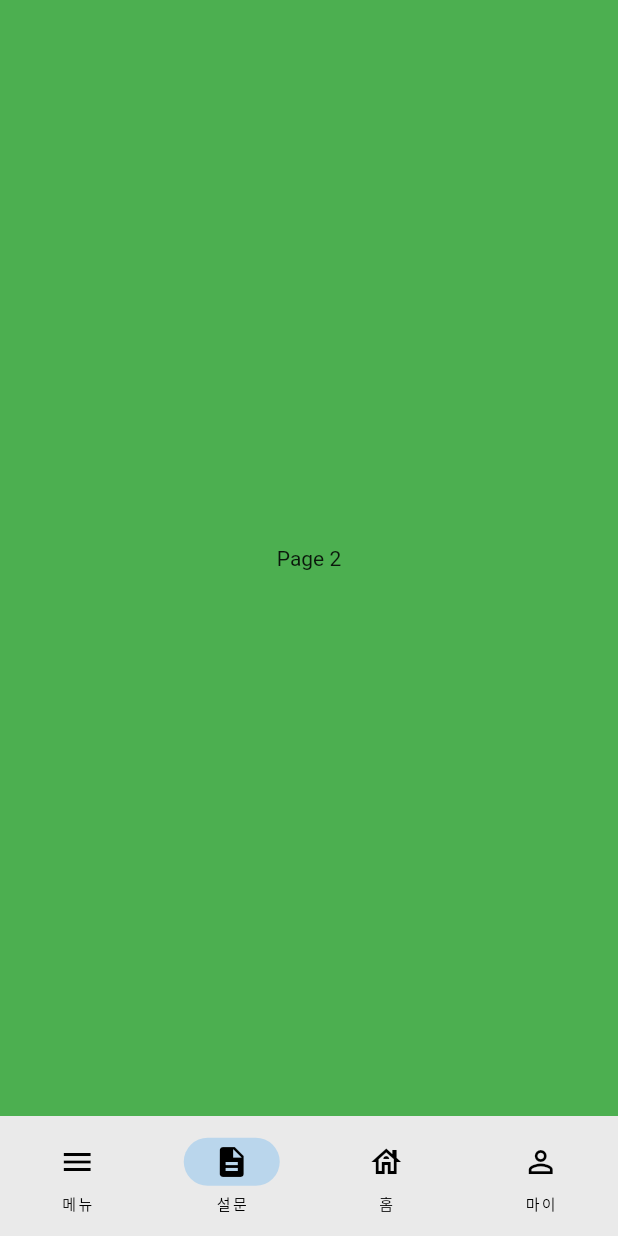
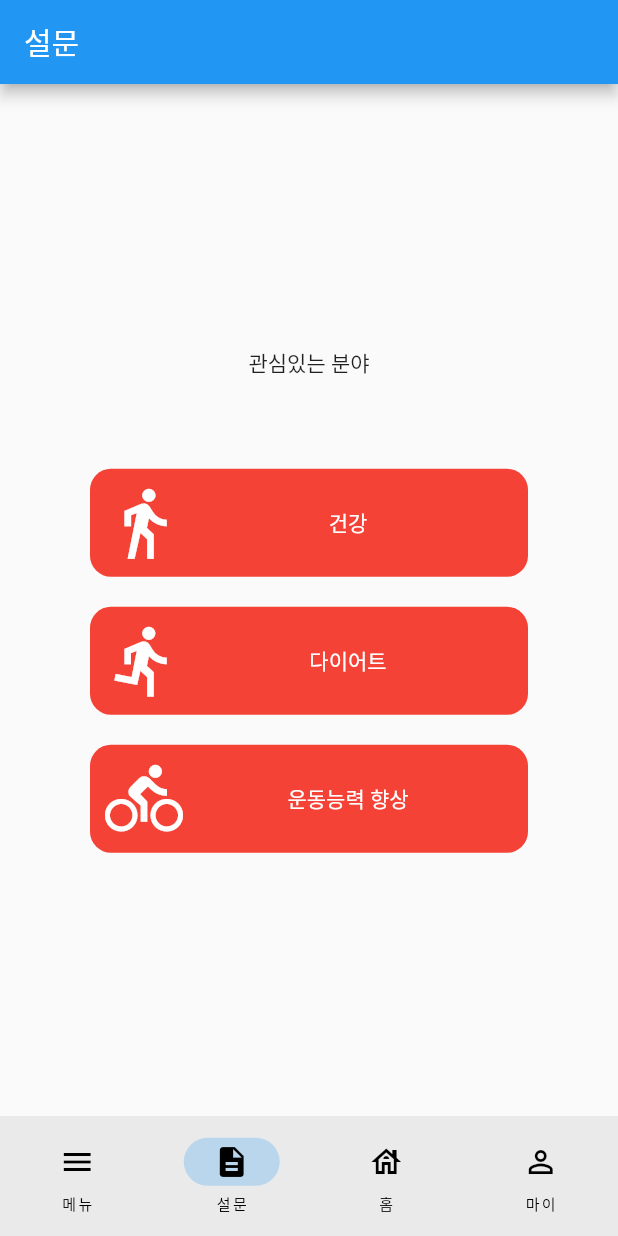
Before and after one commit to alswn2348/healfooyou_flutter, a Flutter app: the screen it shows after launch, item 2 of the bottom bar chosen, on a phone screen of 412 x 824 dp. Run offline on Flutter 3.47's test engine with Material 2 defaults, Android fonts, the phone set to English and light mode, and no system bars; our stand-ins replace font_awesome_flutter, go_router.

Commit message:
design : 설문 페이지

```diff
--- a/lib/common/main_navigation/navigator.dart
+++ b/lib/common/main_navigation/navigator.dart
@@ -1,5 +1,6 @@
 import 'package:flutter/material.dart';
 import 'package:healfooyou_flutter/home/home_screen.dart';
+import 'package:healfooyou_flutter/survey/interests_screen.dart';
 import 'package:healfooyou_flutter/user/user_profile_screen.dart';
 
 class Navigator extends StatefulWidget {
@@ -52,11 +53,7 @@ class _NavigatorState extends State<Navigator> {
           alignment: Alignment.center,
           child: const Text('Page 1'),
         ),
-        Container(
-          color: Colors.green,
-          alignment: Alignment.center,
-          child: const Text('Page 2'),
-        ),
+        const InterestsScreen(),
         const HomeScreen(),
         const UserProfileScreen()
       ][currentPageIndex],
--- a/lib/router.dart
+++ b/lib/router.dart
@@ -2,6 +2,7 @@ import 'package:go_router/go_router.dart';
 import 'package:healfooyou_flutter/authentication/login_screen.dart';
 import 'package:healfooyou_flutter/authentication/sign_up_screen.dart';
 import 'package:healfooyou_flutter/common/main_navigation/navigator.dart';
+import 'package:healfooyou_flutter/survey/interests_screen.dart';
 
 final router = GoRouter(
   initialLocation: "/home",
@@ -21,5 +22,10 @@ final router = GoRouter(
       path: Navigator.routeURL,
       builder: (context, state) => const Navigator(),
     ),
+    GoRoute(
+      name: InterestsScreen.routeName,
+      path: InterestsScreen.routeURL,
+      builder: (context, state) => const InterestsScreen(),
+    ),
   ],
 );
--- /dev/null
+++ b/lib/survey/interests_screen.dart
@@ -0,0 +1,86 @@
+import 'package:flutter/material.dart';
+import 'package:healfooyou_flutter/constants/gaps.dart';
+import 'package:healfooyou_flutter/constants/sizes.dart';
+
+class InterestsScreen extends StatelessWidget {
+  static const String routeName = "interests";
+  static const String routeURL = "/interests";
+  const InterestsScreen({super.key});
+
+  @override
+  Widget build(BuildContext context) {
+    return Scaffold(
+      appBar: AppBar(
+        title: const Text("설문"),
+      ),
+      body: Padding(
+        padding: const EdgeInsets.symmetric(horizontal: Sizes.size60),
+        child: Column(
+          crossAxisAlignment: CrossAxisAlignment.center,
+          mainAxisAlignment: MainAxisAlignment.center,
+          children: const [
+            Text("관심있는 분야"),
+            Gaps.v60,
+            FormButton(
+              icon: Icons.directions_walk,
+              text: "건강",
+            ),
+            Gaps.v20,
+            FormButton(
+              icon: Icons.directions_run,
+              text: "다이어트",
+            ),
+            Gaps.v20,
+            FormButton(
+              icon: Icons.directions_bike,
+              text: "운동능력 향상",
+            ),
+          ],
+        ),
+      ),
+    );
+  }
+}
+
+class FormButton extends StatelessWidget {
+  const FormButton({
+    super.key,
+    required this.icon,
+    required this.text,
+  });
+  final IconData icon;
+  final String text;
+
+  @override
+  Widget build(BuildContext context) {
+    return Container(
+      padding: const EdgeInsets.all(
+        Sizes.size10,
+      ),
+      decoration: const BoxDecoration(
+        color: Colors.red,
+        borderRadius: BorderRadius.all(
+          Radius.circular(Sizes.size14),
+        ),
+      ),
+      child: Row(
+        children: [
+          Icon(
+            icon,
+            color: Colors.white,
+            size: Sizes.size52,
+          ),
+          Expanded(
+            child: Text(
+              text,
+              textAlign: TextAlign.center,
+              style: const TextStyle(
+                color: Colors.white,
+              ),
+            ),
+          ),
+        ],
+      ),
+    );
+  }
+}
```
